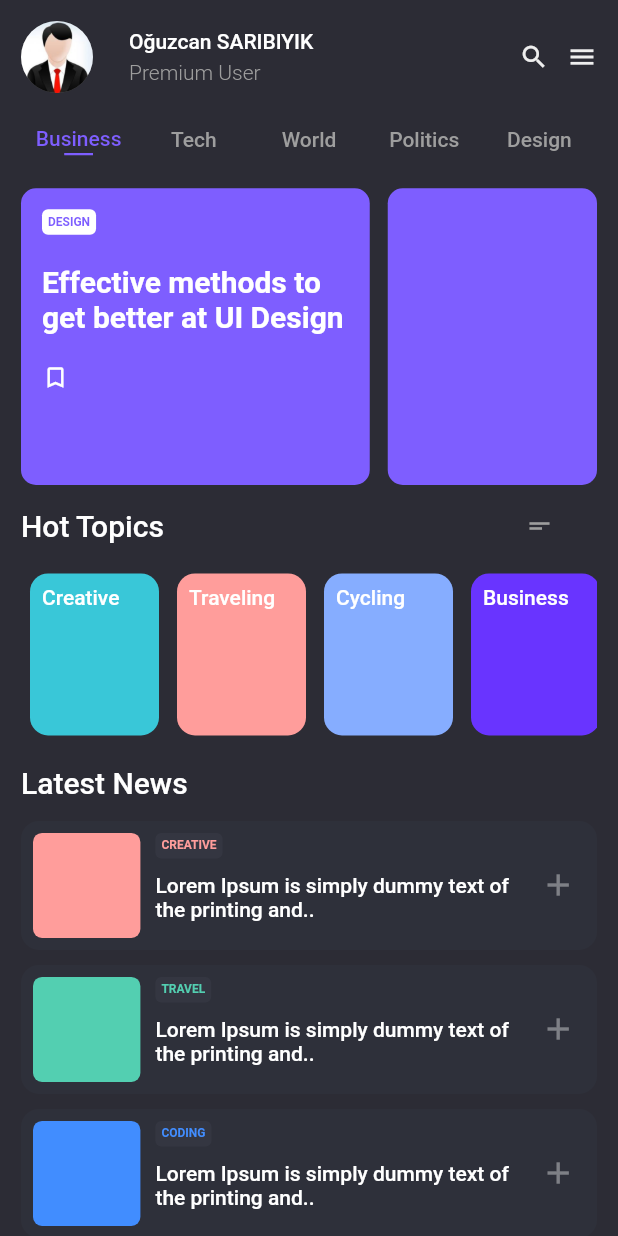
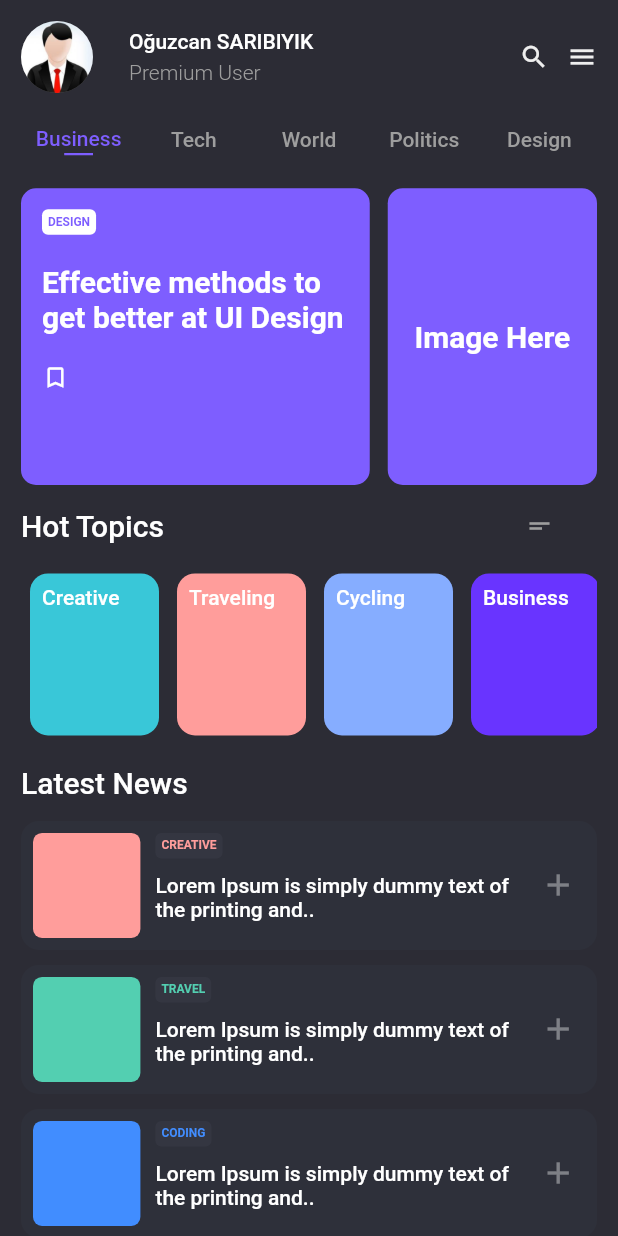
Before and after one commit to OguzcanSARIBIYIK/BlogApp, a Flutter app: the screen it shows after launch, on a phone screen of 412 x 824 dp. Run offline on Flutter 3.47's test engine with Material 2 defaults, Android fonts, the phone set to English and light mode, and no system bars.

Commit message:
last commit

```diff
--- a/lib/cards.dart
+++ b/lib/cards.dart
@@ -63,6 +63,16 @@ class Cards extends StatelessWidget {
                 borderRadius: BorderRadius.circular(10),
                 color: Color(0xff7E5EFF),
               ),
+              child: Center(
+                child: Text(
+                  "Image Here",
+                  style: TextStyle(
+                    color: Colors.white,
+                    fontSize: 20,
+                    fontWeight: FontWeight.w600,
+                  ),
+                ),
+              ),
             ),
           ),
         ],
```
